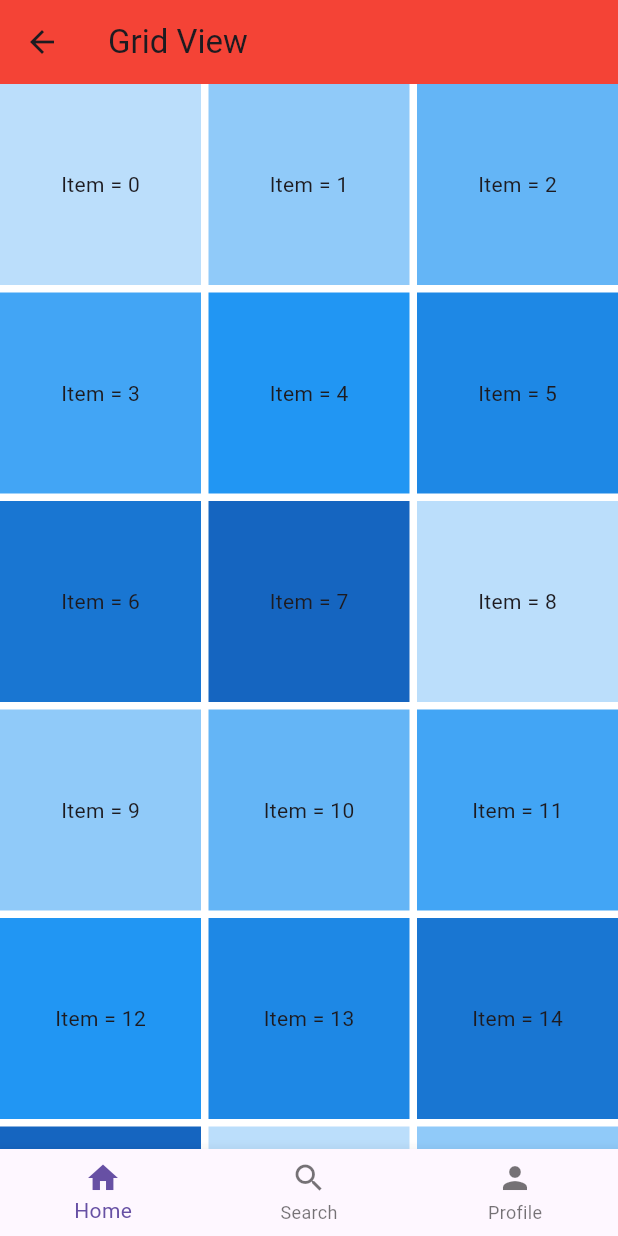
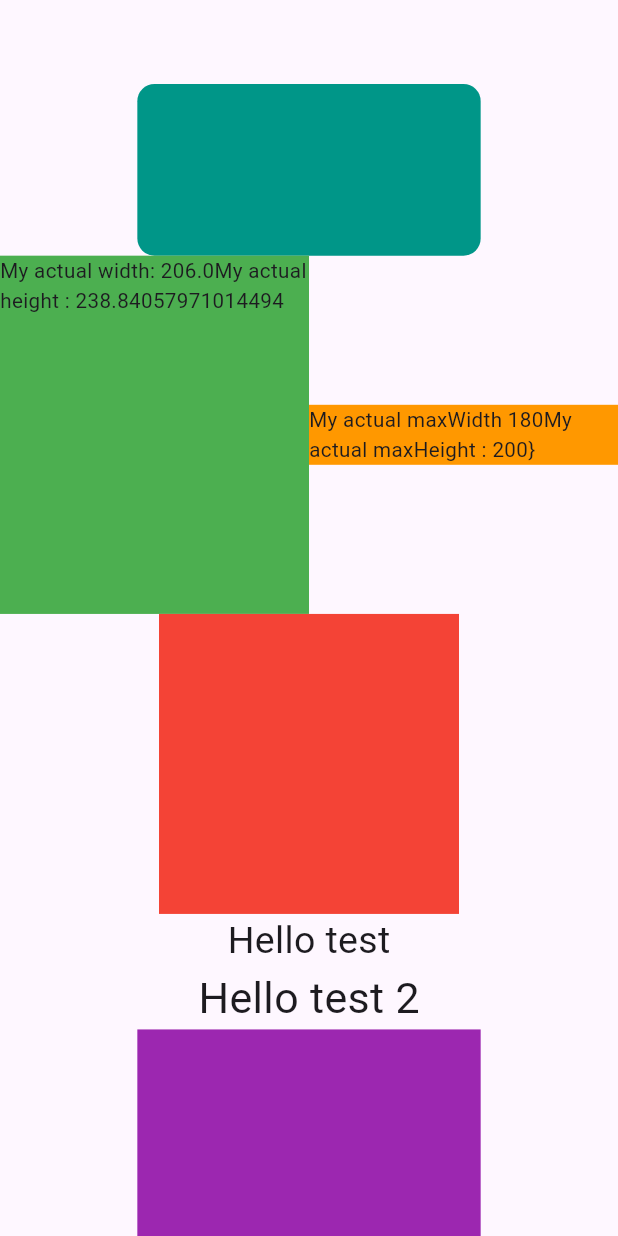
Before and after one commit to alif1136/Flutter-Prectice, a Flutter app: the screen it shows after launch, on a phone screen of 412 x 824 dp. Run offline on Flutter 3.47's test engine with Material 3 defaults, Android fonts, the phone set to English and light mode, and no system bars; our stand-ins replace flutter_screenutil.

Commit message:
commit update files

```diff
--- a/lib/App.dart
+++ b/lib/App.dart
@@ -1,3 +1,4 @@
+
 import 'package:alif/Button.dart';
 import 'package:alif/City_widget/City_Wgt.dart';
 import 'package:alif/Grid_View.dart';
@@ -7,62 +8,74 @@ import 'package:alif/Stack.dart';
 import 'package:alif/Tab_and_Drawer.dart';
 import 'package:alif/alert.dart';
 import 'package:alif/bottom_navigation.dart';
+import 'package:alif/expand_f.dart';
+import 'package:alif/responsive_package.dart';
+import 'package:alif/responsiveness.dart';
 //import 'package:alif/Home%20page.dart';
 import 'package:flutter/material.dart';
 import 'package:alif/home.dart';
 import 'package:alif/Input.dart';
+import 'package:flutter_screenutil/flutter_screenutil.dart';
 
 class myapp extends StatelessWidget{
   myapp({super.key});
 
   @override
-  Widget build(BuildContext context) {
+  Widget build(BuildContext contex) {
+    return ScreenUtilInit(
+        designSize: const Size(360, 690),
+        minTextAdapt: true,
+        splitScreenMode: true,
+
+        builder: (_, child) {
           return MaterialApp(
+            debugShowCheckedModeBanner: false,
             theme: ThemeData(
+
                 brightness: Brightness.light,
-        primaryColor: Colors.cyanAccent,
-        primarySwatch: Colors.lightGreen,
-        scaffoldBackgroundColor: Colors.white,
+                primaryColor: Colors.deepPurple,
+                primarySwatch: Colors.teal,
 
                 elevatedButtonTheme: ElevatedButtonThemeData(
                     style: ElevatedButton.styleFrom(
-          backgroundColor: Colors.red,
-          foregroundColor: Colors.green,
-            shape: RoundedSuperellipseBorder(
-              borderRadius: BorderRadius.circular(10),
-            )
-      )
-      ),
+                        backgroundColor: Colors.orange,
+                        foregroundColor: Colors.white,
+                        shape: RoundedRectangleBorder(
+                            borderRadius: BorderRadius.circular(8)))),
                 inputDecorationTheme: InputDecorationTheme(
                     border: OutlineInputBorder(
                       borderRadius: BorderRadius.circular(10),
+
                     ),
                     enabledBorder: OutlineInputBorder(
                         borderRadius: BorderRadius.circular(20),
+                        borderSide: BorderSide(color: Colors.grey, width: 1.5)),
+                    focusedBorder: OutlineInputBorder(
+                        borderRadius: BorderRadius.circular(20),
                         borderSide: BorderSide(
-                  color: Colors.blue,width: 2
+                            color: Colors.orange, width: 1.5)),
+
+                    hintStyle: TextStyle(
+                        color: Colors.deepPurple
                     )
                 ),
-          focusedBorder: OutlineInputBorder(
-            borderRadius: BorderRadius.circular(25),
-            borderSide: BorderSide(
-                color: Colors.pink,width: 3
+
+                textTheme: TextTheme(
+                    bodyLarge: TextStyle(
+                        fontSize: 20, fontWeight: FontWeight.bold),
+                    titleMedium: TextStyle(fontSize: 16)
                 ),
-          ),
-          hintStyle: TextStyle(
-            color: Colors.deepPurpleAccent
-          ),
-        ),
-        textTheme: TextTheme(
-          bodyLarge: TextStyle(fontSize: 20,fontWeight: FontWeight.bold),
-          titleMedium: TextStyle(fontSize: 20)
-        ),
+
                 cardTheme: CardThemeData(
                   shape: RoundedRectangleBorder(
-            borderRadius: BorderRadius.circular(30)
+                      borderRadius: BorderRadius.circular(10)
+                  ),
+
                 )
-        )
+
             ),
+            darkTheme: ThemeData.dark(),
+            themeMode: ThemeMode.system,
             //darkTheme: ThemeData.dark(),
             //themeMode: ThemeMode.system,
             title: 'My App',
@@ -73,14 +86,19 @@ class myapp extends StatelessWidget{
             //home: Grid_View(),
             //home: Stack_View(),
             //home: alert(),
-      home: tab_and_drawer(),
-      initialRoute: '/bottom_navigation',
+            //home: tab_and_drawer(),
+            //home: responsiveness(),
+            //home: Expand_f(),
+            home: responsive_package(),
+            //initialRoute: '/bottom_navigation',
             //home: Navigation_Test(name: ''),
-      routes:  {
-        '/home' : (context)=> City_Widget(img: '', title: '', rating: '',),
-        '/home-2' : (context)=>alert(),
-        '/bottom_navigation': (context)=> bottom_navigation(),
-      },
+            // routes:  {
+            //   '/home' : (context)=> City_Widget(img: '', title: '', rating: '',),
+            //   '/home-2' : (context)=>alert(),
+            //   '/bottom_navigation': (context)=> bottom_navigation(),
+            // },
+          );
+        }
     );
   }
 }
--- /dev/null
+++ b/lib/responsive_package.dart
@@ -0,0 +1,85 @@
+// .w --------width
+// .h --------Height
+// .r -------- min of .w and .h
+// .sp ------- font or text
+
+import 'package:flutter/material.dart';
+import 'package:flutter_screenutil/flutter_screenutil.dart';
+
+class responsive_package extends StatelessWidget {
+  const responsive_package({super.key});
+
+  @override
+  Widget build(BuildContext context) {
+    return Scaffold(
+      appBar: AppBar(),
+      body: Center(
+        child: SingleChildScrollView(
+          child: Column(
+            children: [
+              Container(
+                // width: 200.r == min(200.w,200.h),
+                // height: 100.r === == min(100.w,100.h),
+
+                width: 200.r,
+                height: 100.r,
+                decoration: BoxDecoration(
+                    color: Colors.teal,
+                    borderRadius: BorderRadius.circular(10.r)
+                ),
+              ),
+              Row(
+                children: [
+                  Container(
+                    width: 0.5.sw,
+                    height: 200.h,
+                    color: Colors.green,
+                    child: Text('My actual width: ${0.5.sw}'
+                        'My actual height : ${200.h}',
+                      style: TextStyle(
+                          fontSize: 12.sp
+                      ),
+                    ),
+                  ),
+                  Container(
+                    constraints: BoxConstraints(
+                        maxWidth: 180,
+                        maxHeight: 200
+                    ).hw,
+                    color: Colors.orange,
+                    child: Text('My actual maxWidth 180'
+                        'My actual maxHeight : 200}',
+                      style: TextStyle(
+                          fontSize: 12.sp
+                      ),
+                    ),
+                  ),
+                ],
+              ),
+              Container(
+                height: 200,
+                width: 200,
+                color: Colors.red,
+              ),
+              Text('Hello test',
+                style: TextStyle(
+                    fontSize: 25
+                ),
+              ),
+              Text('Hello test 2',
+                style: TextStyle(
+                    fontSize: 25.sp
+                ),
+              ),
+              Container(
+                height: 200.h,
+                width: 200.w,
+                color: Colors.purple,
+              )
+            ],
+          ),
+        ),
+      ),
+    );
+  }
+}
--- a/pubspec.yaml
+++ b/pubspec.yaml
@@ -34,7 +34,7 @@ dependencies:
   # The following adds the Cupertino Icons font to your application.
   # Use with the CupertinoIcons class for iOS style icons.
   cupertino_icons: ^1.0.8
-
+  flutter_screenutil: ^5.9.3
 dev_dependencies:
   flutter_test:
     sdk: flutter
```
Also changed, not shown: lib/alert.dart (+4 -4 lines), lib/expand_f.dart (added, +61 -0 lines), lib/main.dart (+101 -0 lines), lib/responsiveness.dart (added, +126 -0 lines), pubspec.lock. Lines whose indentation alone changed are shown as unchanged.
